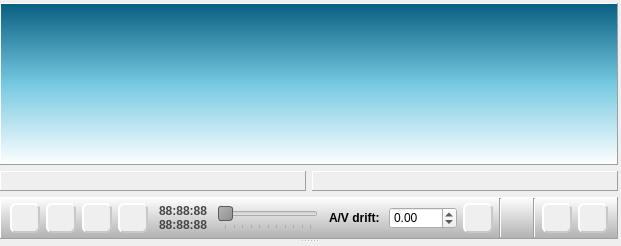
Before: the Qt Designer form Homer/forms/Widgets/ParticipantWidget.ui in Homer-Conferencing/Homer-Conferencing, drawn with Qt 5.
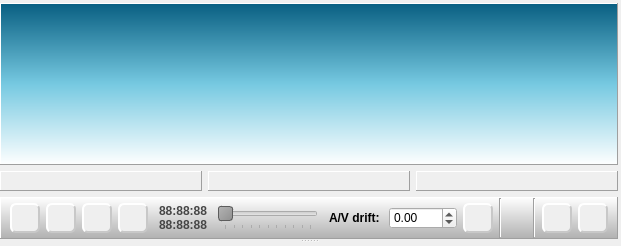
After: the same form once the commit is applied. Icons and pictures are not drawn. Custom widgets are drawn as their Qt base class.

Commit message: - added: GUI update for A/V statistics output

Diff of the .ui file:
```diff
--- a/Homer/forms/Widgets/ParticipantWidget.ui
+++ b/Homer/forms/Widgets/ParticipantWidget.ui
@@ -157,7 +157,20 @@
          <number>0</number>
         </property>
         <item>
-         <layout class="QHBoxLayout" name="horizontalLayout" stretch="1,0,1">
+         <layout class="QHBoxLayout" name="horizontalLayout" stretch="1,1,0,1">
+          <item>
+           <widget class="QLabel" name="mLbAVStatistics">
+            <property name="frameShape">
+             <enum>QFrame::Panel</enum>
+            </property>
+            <property name="frameShadow">
+             <enum>QFrame::Raised</enum>
+            </property>
+            <property name="text">
+             <string/>
+            </property>
+           </widget>
+          </item>
           <item>
            <widget class="QFrame" name="mSessionInfoWidgetFrame">
             <property name="frameShape">
@@ -170,7 +183,7 @@
              <property name="margin">
               <number>3</number>
              </property>
-             <item row="0" column="0">
+             <item row="0" column="1">
               <widget class="Homer::Gui::SessionInfoWidget" name="mSessionInfoWidget" native="true"/>
              </item>
             </layout>
```
